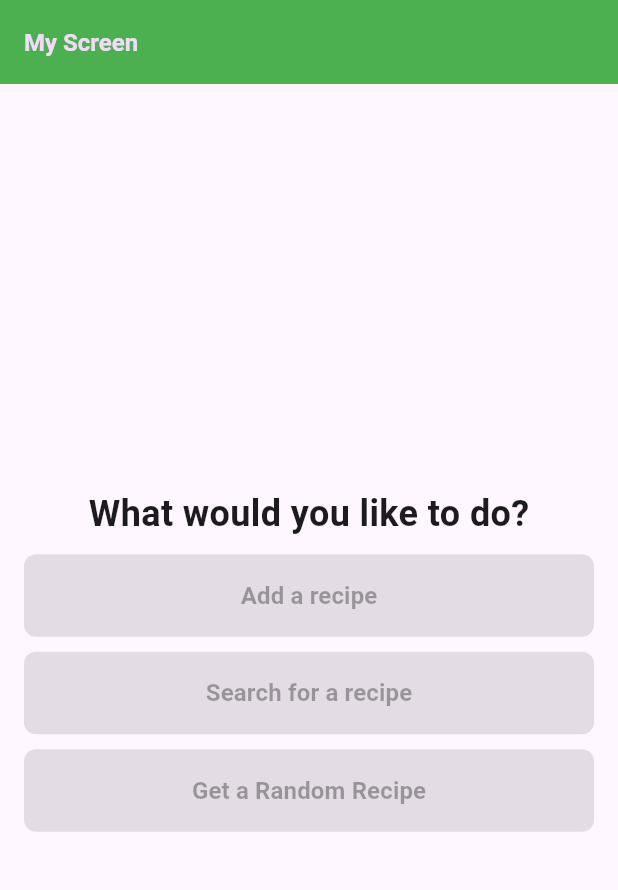
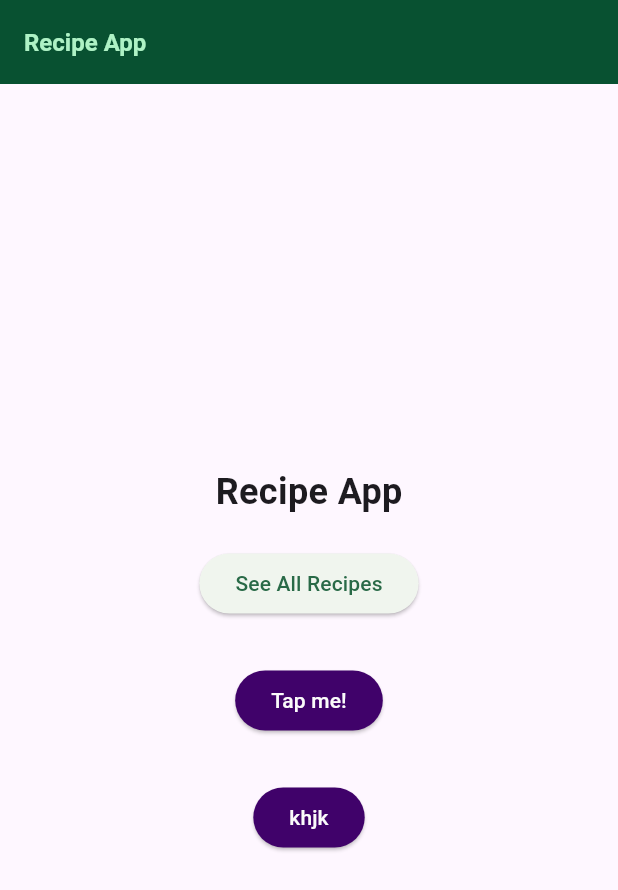
Before and after one commit to BerglindBKK/Lokaverkefni, a Flutter app: the screen it shows after launch, on a phone screen of 412 x 824 dp. Shown: the top 890 px of the screen. Run offline on Flutter 3.47's test engine with Material 3 defaults, Android fonts, the light colour scheme and no system bars.

Commit message:
Update 9.des

```diff
--- /dev/null
+++ b/lib/buttons/main_screen_button.dart
@@ -0,0 +1,30 @@
+import 'package:flutter/material.dart';
+
+class MainScreenButton extends StatelessWidget {
+  const MainScreenButton({
+    super.key,
+    required this.onTap,
+    required this.buttonText, // Add this parameter
+  });
+
+  final void Function() onTap;
+  final String buttonText; // Declare the buttonText
+
+  @override
+  Widget build(BuildContext context) {
+    return ElevatedButton(
+      onPressed: onTap,
+      style: ElevatedButton.styleFrom(
+        backgroundColor: const Color.fromARGB(255, 64, 2, 106),
+        foregroundColor: const Color.fromARGB(255, 251, 251, 251),
+        shape: RoundedRectangleBorder(
+          borderRadius: BorderRadius.circular(40),
+        ),
+      ),
+      child: Text(
+        buttonText, // Use buttonText here to display the text on the button
+        textAlign: TextAlign.center,
+      ),
+    );
+  }
+}
--- /dev/null
+++ b/lib/recipe_app/recipe_app.dart
@@ -0,0 +1,95 @@
+//this file called by the main file
+//manages states and states and determines which screen is displayed:
+  //add a recipe
+  //search for a recipe
+  //see all recipes
+  //random recipe
+
+import 'package:flutter/material.dart';
+import 'package:lokaverkefni/recipe_app/screens/all_recipies_screen.dart';
+import 'package:lokaverkefni/recipe_app/screens/welcome_screen.dart';
+
+import '../main.dart';
+
+class RecipeApp extends StatefulWidget {
+  const RecipeApp({super.key});
+
+  @override
+  State<RecipeApp> createState() => _RecipeAppState();
+}
+
+class _RecipeAppState extends State<RecipeApp> {
+  //sets the default screen to the welcome screen
+  String activeScreen = 'welcome-screen';
+
+  // switches to the active screen
+  void switchScreen(String screen) {
+    setState(() {
+      activeScreen = screen;
+    });
+  }
+
+  @override
+  Widget build(BuildContext context) {
+    // Determine the active screen
+    Widget screenWidget;
+
+    switch (activeScreen) {
+      case 'all-recipes':
+        screenWidget = AllRecipesScreen(onBack: () => switchScreen('welcome-screen'));
+        break;
+      default:
+        screenWidget = WelcomeScreen(onNavigate: switchScreen);
+    }
+
+    return MaterialApp(
+      darkTheme: ThemeData.dark().copyWith(
+        colorScheme: kDarkColorScheme,
+        cardTheme: const CardTheme().copyWith(
+          color: kDarkColorScheme.secondaryContainer,
+          margin: const EdgeInsets.symmetric(
+            horizontal: 16,
+            vertical: 8,
+          ),
+        ),
+        elevatedButtonTheme: ElevatedButtonThemeData(
+          style: ElevatedButton.styleFrom(
+            backgroundColor: kDarkColorScheme.primaryContainer,
+            foregroundColor: kDarkColorScheme.onPrimaryContainer,
+          ),
+        ),
+      ),
+      theme: ThemeData().copyWith(
+        colorScheme: kColorScheme,
+        appBarTheme: const AppBarTheme().copyWith(
+          backgroundColor: kColorScheme.onPrimaryContainer,
+          foregroundColor: kColorScheme.primaryContainer,
+        ),
+        cardTheme: const CardTheme().copyWith(
+          color: kColorScheme.secondaryContainer,
+          margin: const EdgeInsets.symmetric(
+            horizontal: 16,
+            vertical: 8,
+          ),
+        ),
+        elevatedButtonTheme: ElevatedButtonThemeData(
+          style: ElevatedButton.styleFrom(
+            //backgroundColor: kColorScheme.primaryContainer,
+          ),
+        ),
+        textTheme: ThemeData().textTheme.copyWith(
+          titleLarge: TextStyle(
+            fontWeight: FontWeight.bold,
+            color: kColorScheme.onSecondaryContainer,
+            fontSize: 16,
+          ),
+        ),
+      ),
+      // themeMode: ThemeMode.system, // default
+      home: Scaffold(
+        appBar: AppBar(title: const Text("Recipe App")),
+        body: screenWidget,
+      ),
+    );
+  }
+}
--- /dev/null
+++ b/lib/recipe_app/screens/welcome_screen.dart
@@ -0,0 +1,42 @@
+
+import 'package:flutter/material.dart';
+import 'package:lokaverkefni/buttons/main_screen_button.dart';
+import 'package:lokaverkefni/recipe_app/recipe_app.dart';
+
+class WelcomeScreen extends StatelessWidget {
+  const WelcomeScreen({super.key, required this.onNavigate});
+
+  final void Function(String screen) onNavigate;
+
+  @override
+  Widget build(BuildContext context) {
+    return Center(
+      child: Column(
+        mainAxisAlignment: MainAxisAlignment.center,
+        children: [
+          const Text('Recipe App', style: TextStyle(fontSize: 24, fontWeight: FontWeight.bold)),
+          const SizedBox(height: 20),
+          ElevatedButton(
+            onPressed: () => onNavigate('all-recipes'),
+            child: const Text('See All Recipes'),
+          ),
+          const SizedBox(height: 30),
+          MainScreenButton(
+            //answerText: answer,
+            onTap: () {
+              print('Main Screen Button clicked!');
+          //answerQuestion(answer);
+            },
+            buttonText: 'Tap me!', // Pass the text here
+          ),
+          const SizedBox(height: 30),
+          MainScreenButton(
+            onTap: () => onNavigate('all-recipes'),
+            buttonText: 'khjk',
+          ),
+            //buttonText: 'Tap me!', // Pass the text here
+        ],
+      ),
+    );
+  }
+}
--- a/lib/welcome_screen.dart
+++ /dev/null
@@ -1,78 +0,0 @@
-import 'package:flutter/material.dart';
-import 'colors.dart';
-
-class WelcomeScreen extends StatelessWidget {
-  // Define the button style here
-  final ButtonStyle elevatedButtonStyle = ElevatedButton.styleFrom(
-    backgroundColor: customBlue, // Use the custom blue color from colors.dart
-    foregroundColor: customWhite, // Use the custom white color from colors.dart
-    padding: const EdgeInsets.symmetric(vertical: 16.0), // Padding inside the button
-    shape: RoundedRectangleBorder(
-      borderRadius: BorderRadius.circular(8.0), // Rounded corners
-    ),
-  );
-
-  @override
-  Widget build(BuildContext context) {
-    return Scaffold(
-      appBar: AppBar(
-        title: const Text('My Screen'),
-        backgroundColor: customGreen, // Set the AppBar background color to customGreen
-      ),
-      body: Padding(
-        padding: const EdgeInsets.all(16.0),
-        child: Column(
-          mainAxisAlignment: MainAxisAlignment.center,
-          crossAxisAlignment: CrossAxisAlignment.stretch, // Ensures horizontal stretching
-          children: [
-            const Center(
-              child: Text(
-                'What would you like to do?',
-                style: TextStyle(
-                    fontSize: 24,
-                    fontWeight: FontWeight.bold
-                ),
-              ),
-            ),
-            const SizedBox(height: 10),
-            Container(
-              width: double.infinity,
-              child: ElevatedButton(
-                onPressed: null,
-                style: elevatedButtonStyle, // Use the defined button style
-                child: const Text(
-                  'Add a recipe',
-                  style: TextStyle(fontSize: 16, fontWeight: FontWeight.bold),
-                ),
-              ),
-            ),
-            const SizedBox(height: 10),
-            Container(
-              width: double.infinity,
-              child: ElevatedButton(
-                onPressed: null,
-                style: elevatedButtonStyle, // Use the defined button style
-                child: const Text(
-                  'Search for a recipe',
-                  style: TextStyle(fontSize: 16, fontWeight: FontWeight.bold),
-                ),
-              ),
-            ),
-            const SizedBox(height: 10),
-            Container(
-              width: double.infinity,
-              child: ElevatedButton(
-                onPressed: null,
-                style: elevatedButtonStyle, // Use the defined button style
-                child: const Text(
-                  'Get a Random Recipe',
-                  style: TextStyle(fontSize: 16, fontWeight: FontWeight.bold),
-                ),
-              ),
-            ),
-          ],
-        ),
-      ),
-    );
-  }
-}
```
Also changed, not shown: lib/colors.dart (+9 -4 lines), lib/main.dart (+7 -51 lines), lib/recipe_app/screens/all_recipies_screen.dart (added, +24 -0 lines), lib/recipe_app/add_recipe.dart (added), lib/theme.dart (added).
